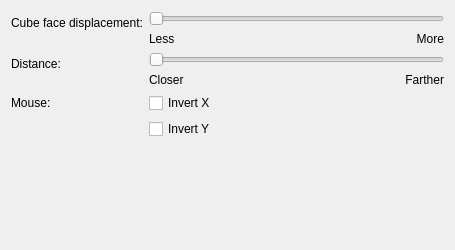
The window that src/kcm/cubeeffectkcm.ui (zzag/kwin-effects-cube) describes before a commit, drawn with Qt 5.
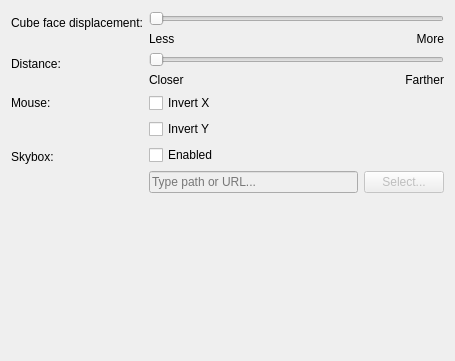
The same window after the commit. Custom widgets are drawn as their Qt base class.

Patch:
```diff
--- a/src/kcm/cubeeffectkcm.ui
+++ b/src/kcm/cubeeffectkcm.ui
@@ -12,7 +12,7 @@
     <x>0</x>
     <y>0</y>
     <width>455</width>
-    <height>250</height>
+    <height>361</height>
    </rect>
   </property>
   <property name="minimumSize">
@@ -146,7 +146,49 @@
      </property>
     </widget>
    </item>
-   <item row="4" column="0" colspan="2">
+   <item row="4" column="0">
+    <widget class="QLabel" name="label_3">
+     <property name="text">
+      <string>Skybox:</string>
+     </property>
+    </widget>
+   </item>
+   <item row="4" column="1">
+    <layout class="QVBoxLayout" name="verticalLayout">
+     <item>
+      <widget class="QCheckBox" name="kcfg_SkyBoxEnabled">
+       <property name="text">
+        <string>Enabled</string>
+       </property>
+      </widget>
+     </item>
+     <item>
+      <layout class="QHBoxLayout" name="horizontalLayout">
+       <item>
+        <widget class="QLineEdit" name="kcfg_SkyBox">
+         <property name="enabled">
+          <bool>false</bool>
+         </property>
+         <property name="placeholderText">
+          <string>Type path or URL...</string>
+         </property>
+        </widget>
+       </item>
+       <item>
+        <widget class="QPushButton" name="button_SkyBox">
+         <property name="enabled">
+          <bool>false</bool>
+         </property>
+         <property name="text">
+          <string>Select...</string>
+         </property>
+        </widget>
+       </item>
+      </layout>
+     </item>
+    </layout>
+   </item>
+   <item row="5" column="0" colspan="2">
     <widget class="KShortcutsEditor" name="shortcutsEditor">
      <property name="sizePolicy">
       <sizepolicy hsizetype="Preferred" vsizetype="Preferred">
```
Left out of the diff: 37 changed lines with no effect on the pictures.
